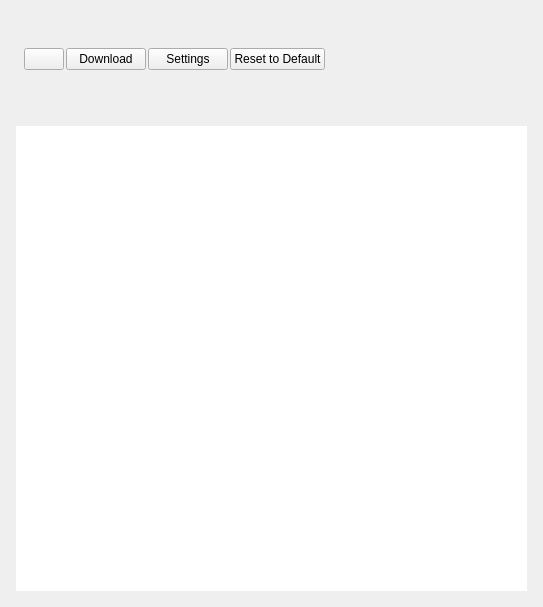
Qt form vms/client/nx_vms_client_desktop/src/nx/vms/client/desktop/system_administration/widgets/logs_management_widget.ui (networkoptix/nx_open) before a commit.
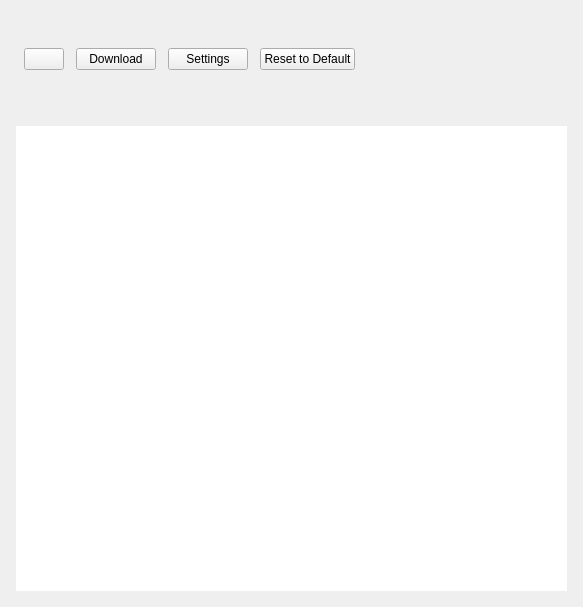
The same form after that commit. Custom widgets are drawn as their Qt base class.

Commit message: VMS-57150: Adjust position of Download and settings buttons on logs management

```diff
--- a/vms/client/nx_vms_client_desktop/src/nx/vms/client/desktop/system_administration/widgets/logs_management_widget.ui
+++ b/vms/client/nx_vms_client_desktop/src/nx/vms/client/desktop/system_administration/widgets/logs_management_widget.ui
@@ -56,6 +56,9 @@
                             </property>
                             <item>
                                 <layout class="QHBoxLayout" name="horizontalLayout">
+                                    <property name="spacing">
+                                        <number>12</number>
+                                    </property>
                                     <item>
                                         <widget class="QPushButton" name="selectedButton"/>
                                     </item>
```
